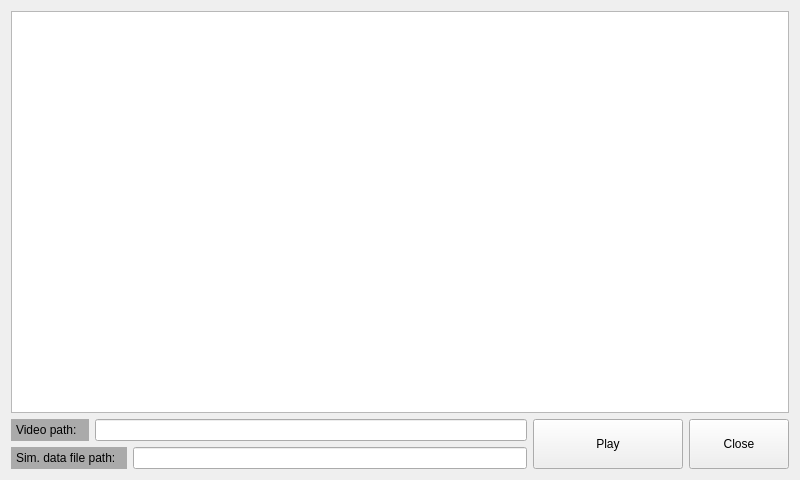
Above: src/simulation/simulation.ui from vietanhdev/open-adas before the change. Below: the same form after it.
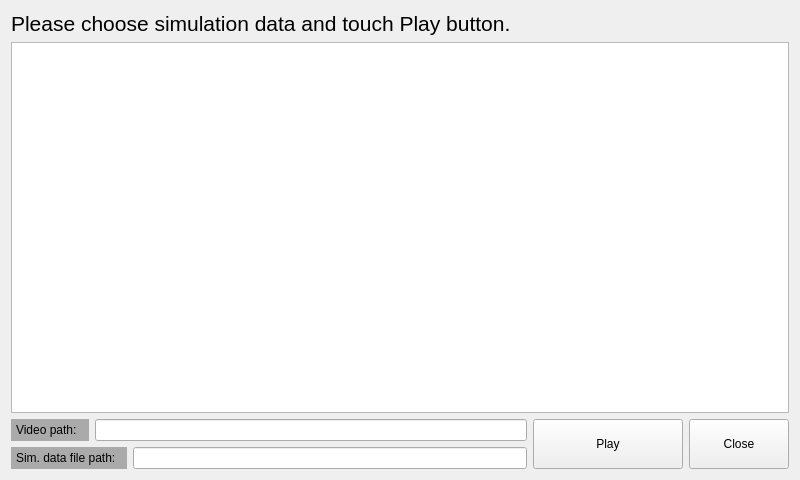
That is the form after the change.

What changed in the file:
```diff
--- a/src/simulation/simulation.ui
+++ b/src/simulation/simulation.ui
@@ -33,7 +33,19 @@
   </property>
   <layout class="QGridLayout" name="gridLayout_2">
    <item row="0" column="0">
-    <layout class="QVBoxLayout" name="verticalLayout" stretch="10,1">
+    <layout class="QVBoxLayout" name="verticalLayout" stretch="0,10,1">
+     <item>
+      <widget class="QLabel" name="label_2">
+       <property name="font">
+        <font>
+         <pointsize>16</pointsize>
+        </font>
+       </property>
+       <property name="text">
+        <string>Please choose simulation data and touch Play button.</string>
+       </property>
+      </widget>
+     </item>
      <item>
       <widget class="QListWidget" name="simDataList">
        <property name="cursor" stdset="0">
```
